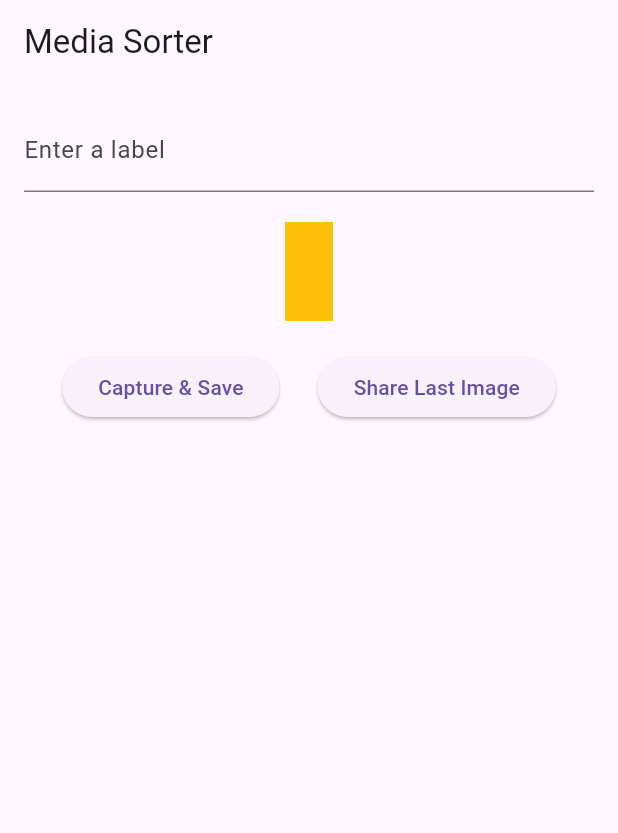
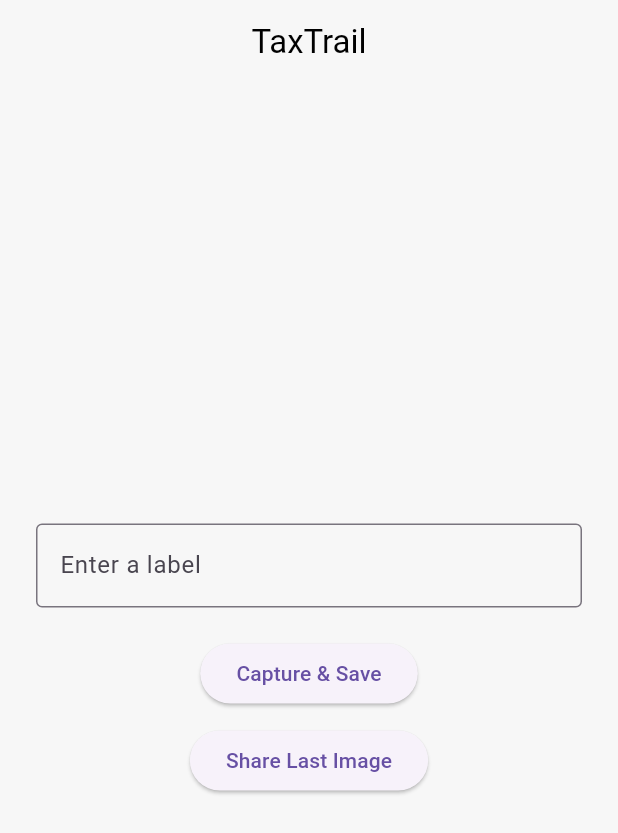
Before and after one commit to orrisonline-eng/taxtrail_uk_android, a Flutter app: the screen it shows after launch, after a tap on "Capture & Save", on a phone screen of 412 x 824 dp. Shown: the top 833 px of the screen. Run offline on Flutter 3.47's test engine with Material 3 defaults, Android fonts, the phone set to English and light mode, and no system bars; our stand-ins replace image_picker, permission_handler, share_plus.

```diff
--- a/lib/main.dart
+++ b/lib/main.dart
@@ -1,113 +1,113 @@
 // lib/main.dart
 import 'dart:io';
-import 'dart:typed_data';
 import 'package:flutter/material.dart';
+import 'package:image_picker/image_picker.dart';
 import 'package:path_provider/path_provider.dart';
 import 'package:share_plus/share_plus.dart';
+import 'package:intl/intl.dart';
 import 'package:permission_handler/permission_handler.dart';
-import 'package:flutter/rendering.dart';
-import 'package:intl/intl.dart';
-import 'dart:ui' as ui;
 
 void main() {
-  runApp(MediaSorterApp());
+  runApp(const TaxTrailApp());
 }
 
-class MediaSorterApp extends StatelessWidget {
+class TaxTrailApp extends StatelessWidget {
+  const TaxTrailApp({super.key});
+
   @override
   Widget build(BuildContext context) {
-    return MaterialApp(
-      title: 'Media Sorter',
-      home: MediaSorterScreen(),
+    return const MaterialApp(
+      title: 'TaxTrail',
+      home: TaxTrailHome(),
+      debugShowCheckedModeBanner: false,
     );
   }
 }
 
-class MediaSorterScreen extends StatefulWidget {
+class TaxTrailHome extends StatefulWidget {
+  const TaxTrailHome({super.key});
+
   @override
-  _MediaSorterScreenState createState() => _MediaSorterScreenState();
+  State<TaxTrailHome> createState() => _TaxTrailHomeState();
 }
 
-class _MediaSorterScreenState extends State<MediaSorterScreen> {
+class _TaxTrailHomeState extends State<TaxTrailHome> {
   final TextEditingController _labelController = TextEditingController();
-  final GlobalKey _previewContainer = GlobalKey();
   String? _lastSavedImagePath;
 
   @override
   void initState() {
     super.initState();
-    _requestStoragePermission();
-  }
-
-  Future<void> _requestStoragePermission() async {
-    if (Platform.isAndroid) {
-      await Permission.manageExternalStorage.request();
-      await Permission.storage.request();
-    }
-  }
-
-  String _getUKFiscalQuarterFolderName(DateTime now) {
-    int fiscalYear = now.year;
-    if (now.isBefore(DateTime(now.year, 4, 6))) {
-      fiscalYear--; // UK tax year starts April 6
-    }
-
-    int month = now.month;
-    int day = now.day;
-    int adjustedMonth =
-        (month < 4 || (month == 4 && day < 6)) ? month + 12 : month;
-
-    int quarter = ((adjustedMonth - 4) ~/ 3) + 1;
-    return 'Q${quarter}_$fiscalYear';
+    _lastSavedImagePath = null; // Ensures no image is preloaded
   }
 
   Future<void> _captureAndSaveImage() async {
-    try {
-      RenderRepaintBoundary boundary = _previewContainer.currentContext!
-          .findRenderObject() as RenderRepaintBoundary;
-      var image = await boundary.toImage();
-      ByteData? byteData = await image.toByteData(format: ui.ImageByteFormat.png);
-      Uint8List pngBytes = byteData!.buffer.asUint8List();
+    final picker = ImagePicker();
+    final pickedFile = await picker.pickImage(source: ImageSource.camera);
 
-      DateTime now = DateTime.now();
-      String fiscalFolder = _getUKFiscalQuarterFolderName(now);
-      String label = _labelController.text.trim().replaceAll(' ', '_');
-      String fileName =
-          'receipt_${label}_${now.toIso8601String().replaceAll(':', '-')}.png';
+    if (pickedFile == null) return;
 
-      Directory baseDir;
+    final now = DateTime.now();
+    final fiscalInfo = _getFiscalQuarter(now);
+    final label = _labelController.text.trim().isEmpty
+        ? 'receipt'
+        : _labelController.text.trim();
+    final fileName =
+        '${label}_${DateFormat("yyyy-MM-ddTHH-mm-ss").format(now)}.png';
 
-      if (Platform.isAndroid) {
-        baseDir = Directory('/storage/emulated/0/Download');
-      } else {
-        baseDir = await getApplicationDocumentsDirectory();
-      }
+    final dir =
+        await getApplicationDocumentsDirectory(); // Even safer, works on Android and iOS
+    final saveDir = Directory(
+        '${dir.path}/UK/${fiscalInfo['quarter']} ${fiscalInfo['year']}');
 
-      final saveDir = Directory('${baseDir.path}/$fiscalFolder');
     if (!await saveDir.exists()) {
       await saveDir.create(recursive: true);
     }
 
-      final file = File('${saveDir.path}/$fileName');
-      await file.writeAsBytes(pngBytes);
+    final savedImage =
+        await File(pickedFile.path).copy('${saveDir.path}/$fileName');
+
     setState(() {
-        _lastSavedImagePath = file.path;
+      _lastSavedImagePath = savedImage.path;
     });
 
     ScaffoldMessenger.of(context).showSnackBar(
-        SnackBar(content: Text('Saved to: ${file.path}')),
+      SnackBar(content: Text('Saved to: ${savedImage.path}')),
     );
-    } catch (e) {
-      print('Error capturing and saving image: $e');
   }
+
+  Map<String, dynamic> _getFiscalQuarter(DateTime date) {
+    int year = date.year;
+    final int month = date.month;
+    final int day = date.day;
+
+    // Adjust for UK fiscal year starting April 6
+    if (month < 4 || (month == 4 && day < 6)) {
+      year -= 1;
+    }
+
+    late String quarter;
+    if (month >= 4 && month <= 6 && !(month == 4 && day < 6)) {
+      quarter = 'QTR 1';
+    } else if (month >= 7 && month <= 9) {
+      quarter = 'QTR 2';
+    } else if (month >= 10 && month <= 12) {
+      quarter = 'QTR 3';
+    } else {
+      quarter = 'QTR 4';
+    }
+
+    return {'year': year, 'quarter': quarter};
   }
 
   Future<void> _shareLastImage() async {
     if (_lastSavedImagePath != null) {
-      await Share.shareXFiles([XFile(_lastSavedImagePath!)]);
+      await Share.shareXFiles(
+  [XFile(_lastSavedImagePath!, mimeType: 'image/png')],
+);
     } else {
       ScaffoldMessenger.of(context).showSnackBar(
-        SnackBar(content: Text('No image to share yet.')),
+        const SnackBar(content: Text('No image to share.')),
       );
     }
   }
@@ -115,41 +115,35 @@ class _MediaSorterScreenState extends State<MediaSorterScreen> {
   @override
   Widget build(BuildContext context) {
     return Scaffold(
-      appBar: AppBar(title: Text('Media Sorter')),
+      backgroundColor: const Color(0xFFF7F7F7),
+      appBar: AppBar(
+        title: const Text('TaxTrail'),
+        centerTitle: true,
+        backgroundColor: Colors.transparent,
+        elevation: 0,
+        foregroundColor: Colors.black,
+      ),
       body: Padding(
-        padding: const EdgeInsets.all(16.0),
+        padding: const EdgeInsets.symmetric(horizontal: 24.0),
         child: Column(
+          mainAxisAlignment: MainAxisAlignment.center,
           children: [
             TextField(
               controller: _labelController,
-              decoration: InputDecoration(labelText: 'Enter a label'),
-              onChanged: (_) => setState(() {}),
-            ),
-            SizedBox(height: 20),
-            RepaintBoundary(
-              key: _previewContainer,
-              child: Container(
-                padding: EdgeInsets.all(16),
-                color: Colors.amber,
-                child: Text(
-                  _labelController.text,
-                  style: TextStyle(fontSize: 24),
+              decoration: const InputDecoration(
+                labelText: 'Enter a label',
+                border: OutlineInputBorder(),
               ),
             ),
-            ),
-            SizedBox(height: 20),
-            Row(
-              mainAxisAlignment: MainAxisAlignment.spaceEvenly,
-              children: [
+            const SizedBox(height: 20),
             ElevatedButton(
               onPressed: _captureAndSaveImage,
-                  child: Text('Capture & Save'),
+              child: const Text('Capture & Save'),
             ),
+            const SizedBox(height: 10),
             ElevatedButton(
               onPressed: _shareLastImage,
-                  child: Text('Share Last Image'),
-                ),
-              ],
+              child: const Text('Share Last Image'),
             ),
           ],
         ),
--- a/pubspec.yaml
+++ b/pubspec.yaml
@@ -9,11 +9,11 @@ environment:
 dependencies:
   flutter:
     sdk: flutter
+  image_picker: ^1.0.4
   path_provider: ^2.1.4
   share_plus: ^7.2.1
-  cross_file: ^0.3.4+2  # transient dep of share_plus, kept explicit for clarity
-  permission_handler: ^11.0.1
   intl: ^0.18.1
+  permission_handler: ^11.3.0
 
 dev_dependencies:
   flutter_test:
```
Also changed, not shown: pubspec.lock, 7 other files. Lines whose indentation alone changed are shown as unchanged.
